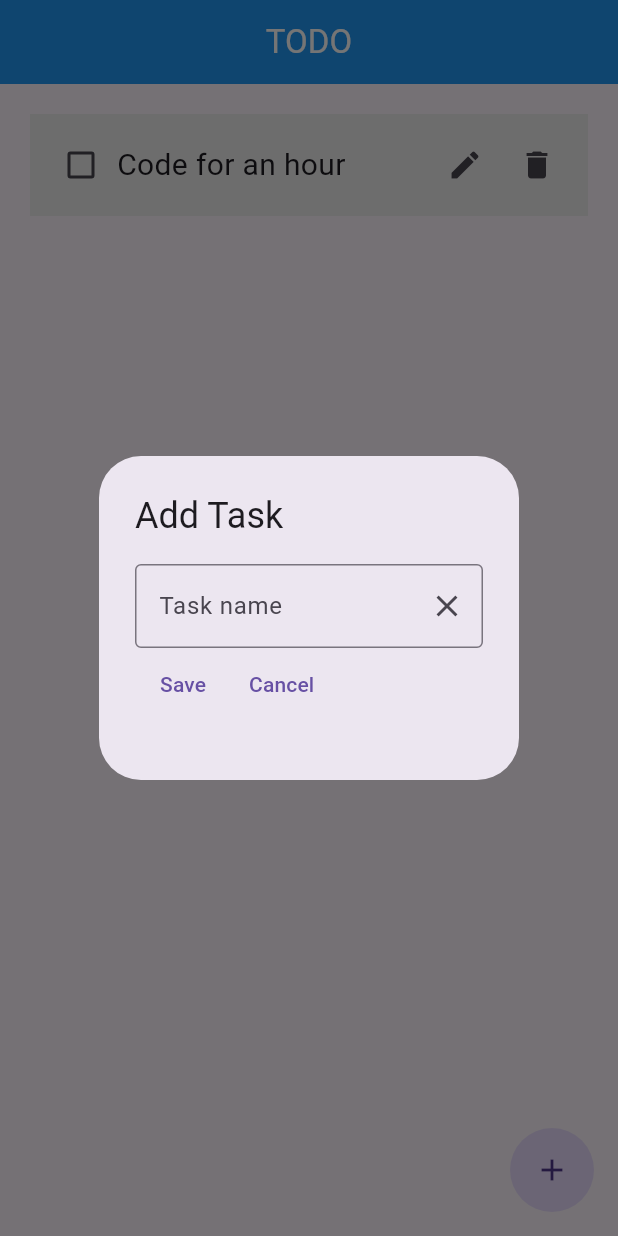
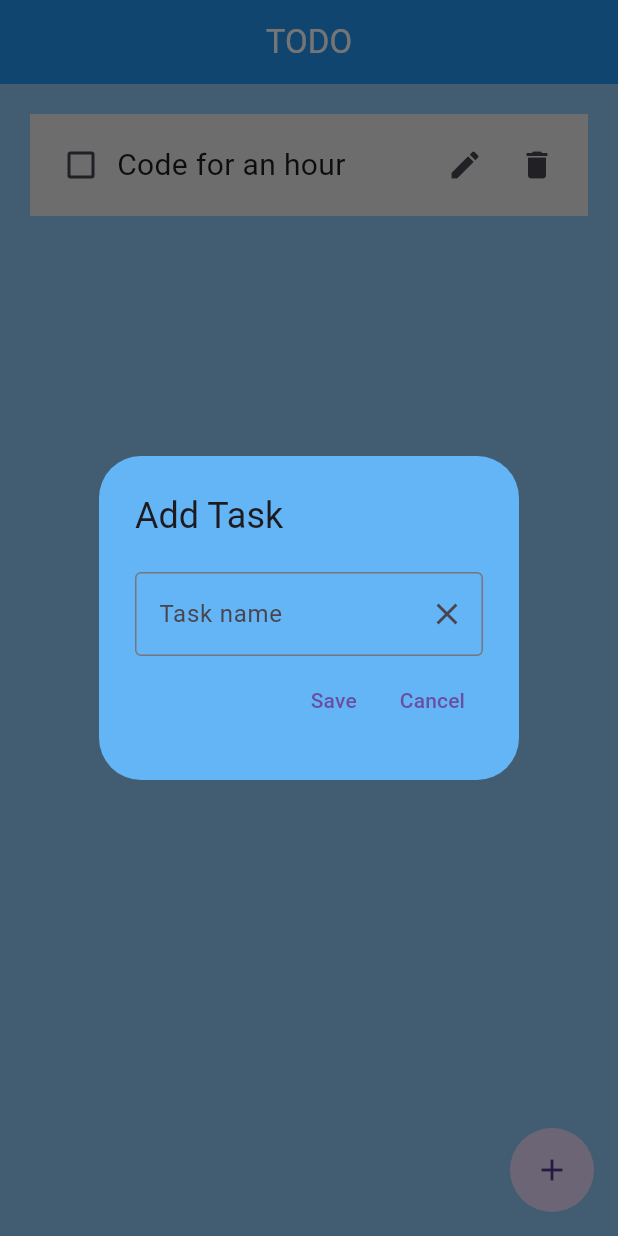
Before and after one commit to DarKnight2709/Todo_App, a Flutter app: the screen it shows after launch, after a tap on the "add" icon, on a phone screen of 412 x 824 dp. Run offline on Flutter 3.47's test engine with Material 3 defaults, Android fonts, the phone set to English and light mode, and no system bars; our stand-ins replace hive_flutter; accounts and stored records are empty.

Commit message:
update_1

```diff
--- a/lib/main.dart
+++ b/lib/main.dart
@@ -1,6 +1,6 @@
 import 'package:flutter/material.dart';
 import 'package:hive_flutter/adapters.dart';
-import 'package:todo_app/home_page.dart';
+import 'package:todo_app/pages/home_page.dart';
 
 void main() async {
 
--- a/lib/home_page.dart
+++ b/lib/pages/home_page.dart
@@ -1,9 +1,9 @@
 
 import 'package:flutter/material.dart';
 import 'package:hive_flutter/hive_flutter.dart';
-import 'package:todo_app/database.dart';
-import 'package:todo_app/to_do_tile.dart';
-import 'package:todo_app/my_dialog.dart';
+import 'package:todo_app/data/database.dart';
+import 'package:todo_app/util/to_do_tile.dart';
+import 'package:todo_app/util/my_dialog.dart';
 
 class HomePage extends StatefulWidget {
   const HomePage({super.key});
@@ -71,13 +71,7 @@ class _HomePageState extends State<HomePage> {
     db.updateDataBase();
   }
 
-  void editTask(int index){
-    setState(() {
 
-
-
-    });
-  }
 
   void updateTask(int index){
     setState(() {
@@ -94,6 +88,7 @@ class _HomePageState extends State<HomePage> {
 
     return MaterialApp(
       home: Scaffold(
+        backgroundColor: Colors.blue[200],
         appBar: AppBar(
           title: const Text(
             'TODO',
@@ -121,7 +116,7 @@ class _HomePageState extends State<HomePage> {
               showDialog(
                 context: context,
                 builder: (context) =>  MyDialog(
-                  saveNewTask: () {saveNewTask();},
+                  saveNewTask: saveNewTask,
                   controller: _controller,
 
                 )
--- a/lib/my_dialog.dart
+++ b/lib/util/my_dialog.dart
@@ -6,7 +6,7 @@ import 'package:flutter/material.dart';
 class MyDialog extends StatelessWidget {
   const MyDialog({super.key, required this.saveNewTask, required this.controller}) ;
 
-  final Function saveNewTask;
+  final VoidCallback saveNewTask;
 
   final TextEditingController controller;
 
@@ -14,11 +14,13 @@ class MyDialog extends StatelessWidget {
   Widget build(BuildContext context) {
     return AlertDialog(
       alignment: Alignment.center,
+      backgroundColor: Colors.blue[300],
 
       title:  const Text('Add Task'),
       content:  SizedBox(
         height: 120,
         child: Column(
+          mainAxisAlignment: MainAxisAlignment.spaceEvenly,
           children: [
             TextField(
               controller: controller,
@@ -34,6 +36,7 @@ class MyDialog extends StatelessWidget {
                 ),
               ),
             Row(
+              mainAxisAlignment: MainAxisAlignment.end,
               children: [
                 TextButton(onPressed: () {
                   if(controller.text.isEmpty){
```
Also changed, not shown: lib/data/database.dart (renamed from lib/database.dart), lib/util/to_do_tile.dart (renamed from lib/to_do_tile.dart).
